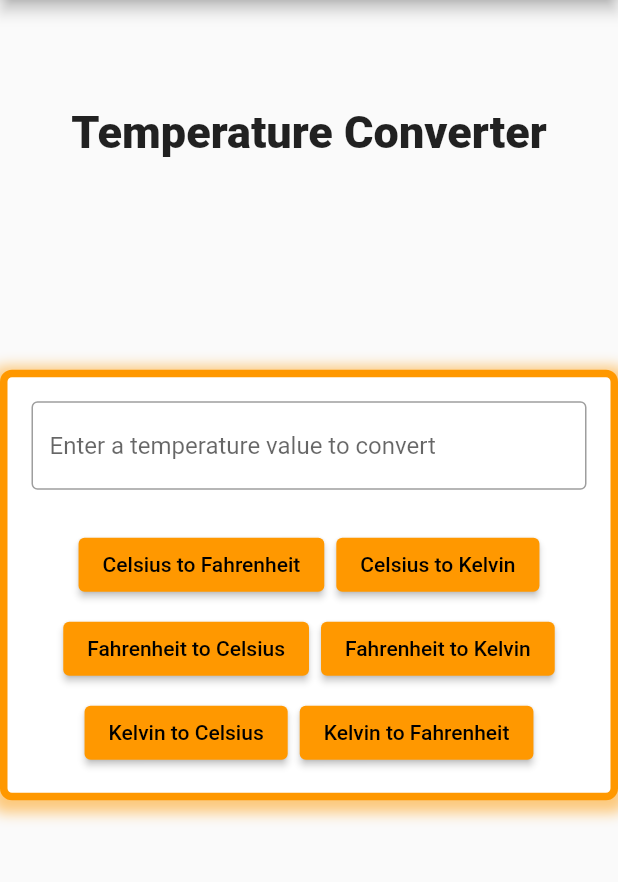
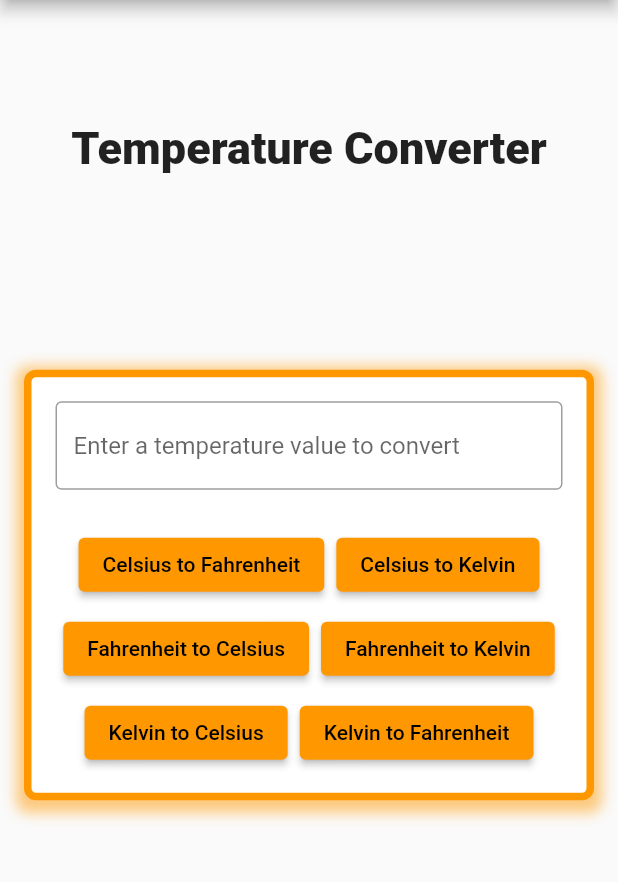
Before and after one commit to natthaphongjar/midterm_630710649, a Flutter app: the screen it shows after launch, on a phone screen of 412 x 824 dp, the part 84-966 px from its top. Run offline on Flutter 3.47's test engine with Material 2 defaults, Android fonts, the phone set to English and light mode, and no system bars.

Commit message:
Initial commit

```diff
--- a/lib/main.dart
+++ b/lib/main.dart
@@ -129,6 +129,8 @@ class _MyHomePageState extends State<MyHomePage> {
         ),
       ),
       body: Center(
+        child: Container(
+          padding: EdgeInsets.all(16.00),
           child: Column(
             mainAxisAlignment: MainAxisAlignment.spaceAround,
             children: <Widget>[
@@ -136,9 +138,7 @@ class _MyHomePageState extends State<MyHomePage> {
                 'Temperature Converter',
                 style: TextStyle(fontSize: 30, fontWeight: FontWeight.w900),
               ),
-            SizedBox(
-              width: 1500.0,
-              child: Container(
+              Container(
                   padding: EdgeInsets.all(16.00),
                   decoration: BoxDecoration(
                     color: Colors.white, //สีพื้นหลังของ Container
@@ -249,9 +249,9 @@ class _MyHomePageState extends State<MyHomePage> {
                       )
                     ],
                   )),
-            ),
               Text(Output,style: TextStyle(fontSize: 20),),
             ],
+          ),
         ),
       ),
     );
```
Lines whose indentation alone changed are shown as unchanged.
